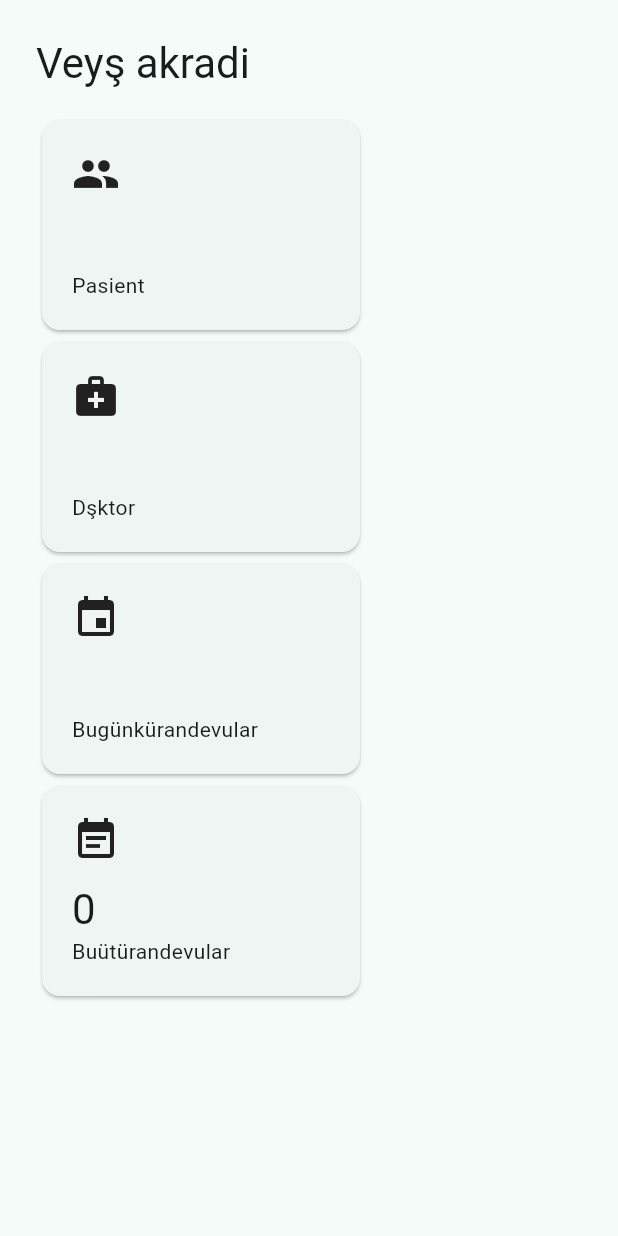
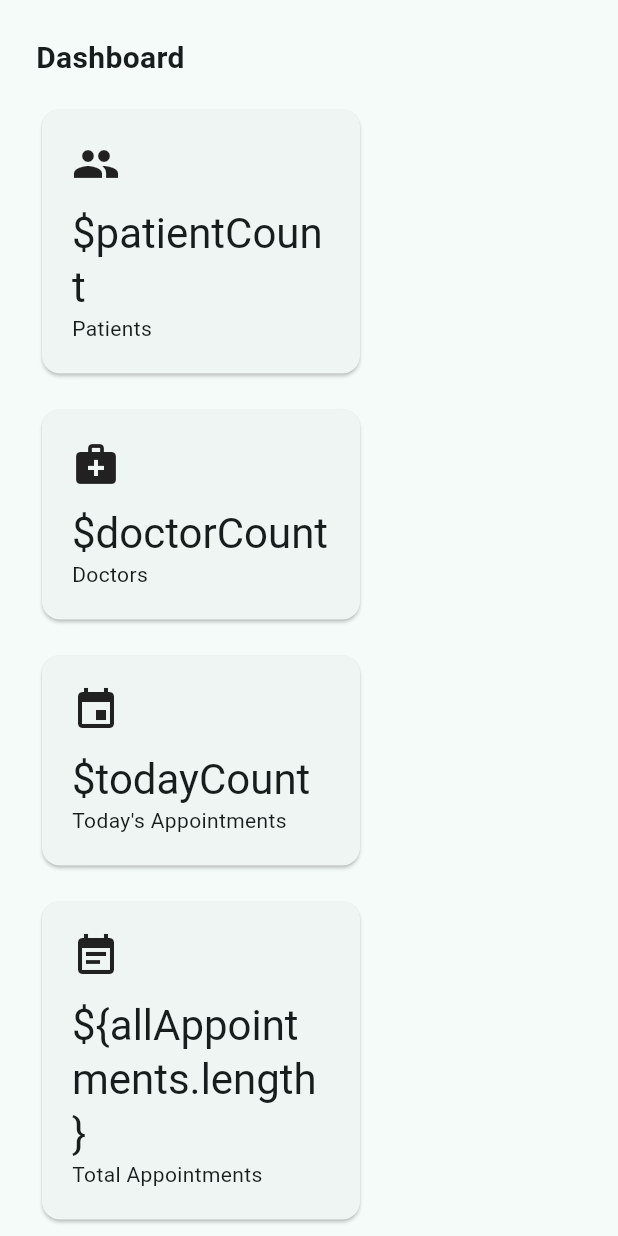
Before and after one commit to kturall0505/clinic-management-system, a Flutter app: the DashboardScreen screen opened directly, on a phone screen of 412 x 824 dp. Run offline on Flutter 3.47's test engine with Material 3 defaults, Android fonts, the phone set to English and light mode, and no system bars; our stand-ins replace sembast; accounts and stored records are empty; statements that could not run were skipped.

Commit message:
fix: resolve CI compile errors in dashboard and test files

```diff
--- a/lib/ui/screens/dashboard_screen.dart
+++ b/lib/ui/screens/dashboard_screen.dart
@@ -1,33 +1,36 @@
 import 'package:flutter/material.dart';
-import 'package:provider/provider.dart';
-
 import '../../core/models/models.dart';
-import '../../core/repositories/repositories.dart';
 
 class DashboardScreen extends StatefulWidget {
-  const DashboardScreen({super.key}); @override State<DashboardScreen> createState() => _DashboardScreenState();
+  const DashboardScreen({super.key});
+  @override State<DashboardScreen> createState() => _DashboardScreenState();
 }
 
 class _DashboardScreenState extends State<DashboardScreen> {
-  int _patientCount = 0; int _doctorCount = 0; int _todayCount = 0; List<Appointment> allAppointments = [];
+  int patientCount = 0; int doctorCount = 0; int todayCount = 0;
+  List<Appointment> allAppointments = [];
 
   @override void initState() { super.initState(); }
 
   @override Widget build(BuildContext context) {
     return Scaffold(
       body: SingleChildScrollView(
-        child: Padding(padding: const EdgeInsets.all(24), child: Column(
-          crossAxisAlignment: CrossAxisAlignment.start, children: [
-            const Text('Veyş akradi', style: Theme.of(context).textTheme.headlineMedium),
-            const SizedBox(height: 16),
-            Wrap(spacing: 16, children: [
-              _StatCard(icon: Icons.people, label: 'Pasient', value: '$patientCount'),
-              _StatCard(icon: Icons.medical_services, label: 'Dşktor', value: '$doctorCount'),
-              _StatCard(icon: Icons.event, label: 'Bugünkürandevular', value: '$todayCount'),
-              _StatCard(icon: Icons.event_note, label: 'Buütürandevular', value: '${allAppointments.length}'),
-            ]),
-          ],
-        )),
+        child: Padding(
+          padding: const EdgeInsets.all(24),
+          child: Column(
+            crossAxisAlignment: CrossAxisAlignment.start,
+            children: [
+              const Text('Dashboard', style: TextStyle(fontSize: 20, fontWeight: FontWeight.bold)),
+              const SizedBox(height: 16),
+              Wrap(spacing: 16, runSpacing: 16, children: [
+                _StatCard(icon: Icons.people, label: 'Patients', value: '\$patientCount'),
+                _StatCard(icon: Icons.medical_services, label: 'Doctors', value: '\$doctorCount'),
+                _StatCard(icon: Icons.event, label: "Today's Appointments", value: '\$todayCount'),
+                _StatCard(icon: Icons.event_note, label: 'Total Appointments', value: '\${allAppointments.length}'),
+              ]),
+            ],
+          ),
+        ),
       ),
     );
   }
@@ -39,15 +42,17 @@ class _StatCard extends StatelessWidget {
 
   @override Widget build(BuildContext context) {
     return SizedBox(
-      width: 220, child: Card(
+      width: 220,
+      child: Card(
         child: Padding(padding: const EdgeInsets.all(20), child: Column(
-          crossAxisAlignment: CrossAxisAlignment.start, children: [
+          crossAxisAlignment: CrossAxisAlignment.start,
+          children: [
             Icon(icon, size: 32),
             const SizedBox(height: 12),
             Text(value, style: Theme.of(context).textTheme.headlineMedium),
             Text(label, style: Theme.of(context).textTheme.bodyMedium),
           ],
-        ),
+        )),
       ),
     );
   }
```
Also changed, not shown: 1 other file.
